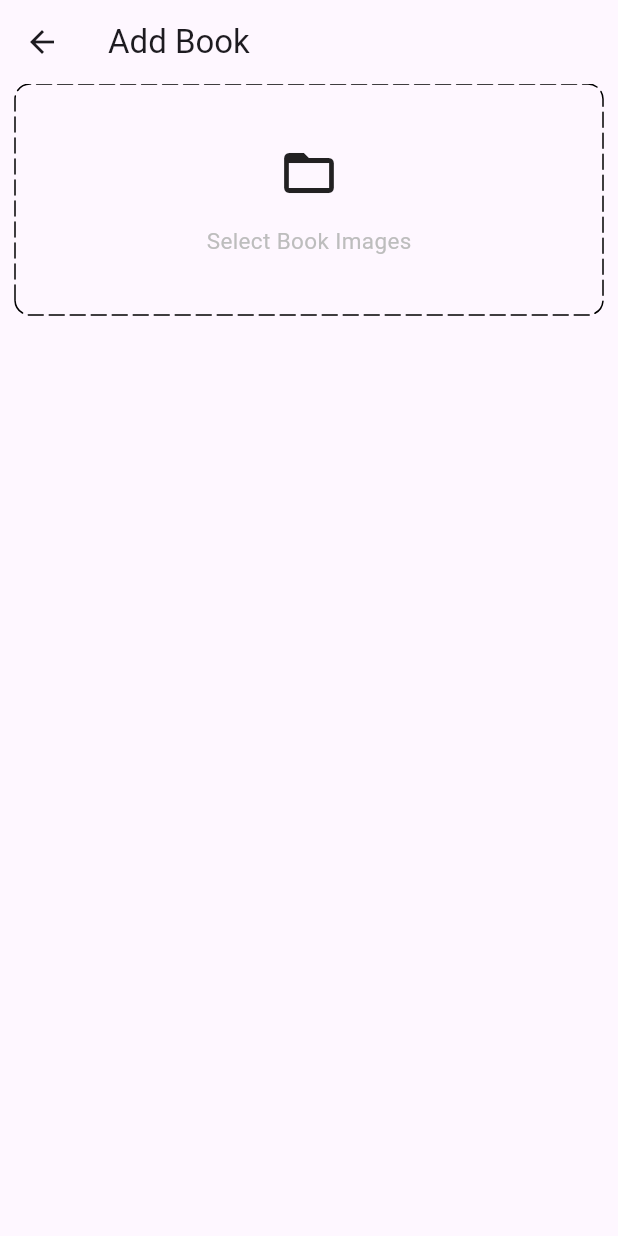
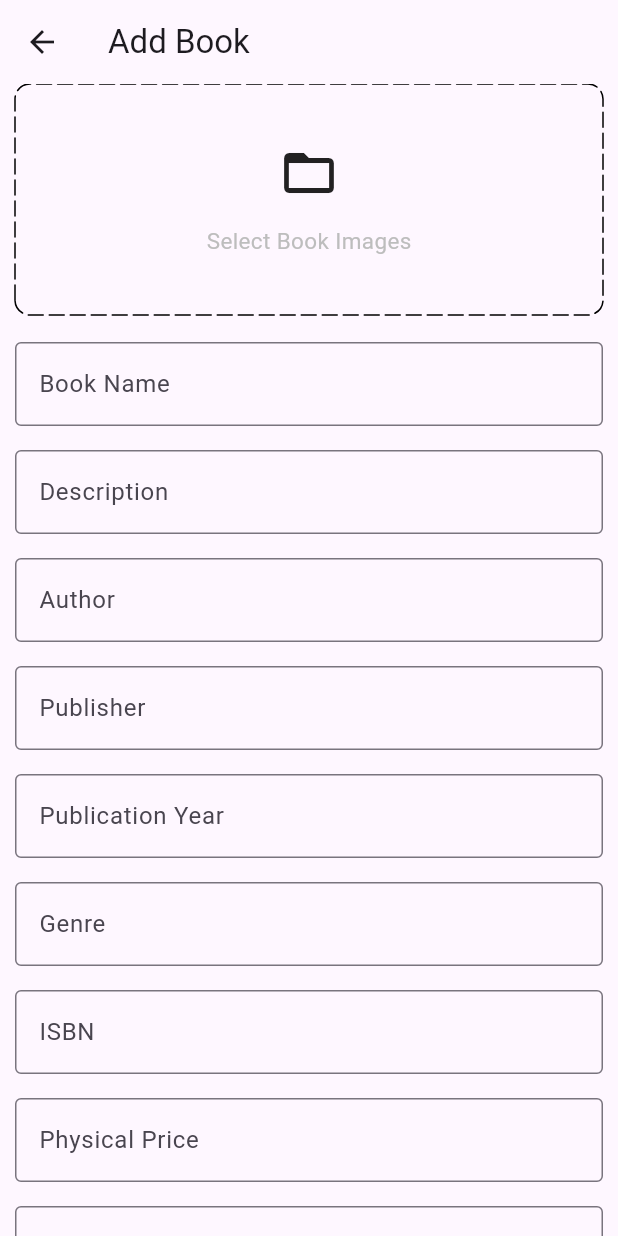
Before and after one commit to JayGandhi1709/Book-Heaven-App, a Flutter app: the AddBookScreen screen opened directly, on a phone screen of 412 x 824 dp. Run offline on Flutter 3.47's test engine with Material 3 defaults, Android fonts, the phone set to English and light mode, and no system bars; drawn by our look-alikes of dotted_border; our stand-ins replace cached_network_image, carousel_slider, file_picker, get, get_storage, shared_preferences; accounts and stored records are empty; network calls fail.

Commit message:
View Books user side

```diff
--- /dev/null
+++ b/lib/common/custom_text_form_field.dart
@@ -0,0 +1,42 @@
+import 'package:flutter/material.dart';
+
+class CustomTextFormField extends StatelessWidget {
+  final String labelText;
+  final String? hintText;
+  final String? Function(String?)? validator;
+  final TextEditingController? controller;
+  final TextInputType keyboardType;
+
+  const CustomTextFormField({
+    super.key,
+    required this.labelText,
+    this.hintText,
+    this.validator,
+    this.controller,
+    this.keyboardType = TextInputType.text, // Default to text input
+  });
+
+  @override
+  Widget build(BuildContext context) {
+    return Padding(
+      padding: const EdgeInsets.symmetric(vertical: 8),
+      child: TextFormField(
+        controller: controller,
+        keyboardType: keyboardType,
+        decoration: InputDecoration(
+          labelText: labelText,
+          hintText: hintText ?? "Enter $labelText",
+          border: const OutlineInputBorder(),
+        ),
+        // validator: validator,
+        validator: validator ??
+            (value) {
+              if (value!.isEmpty) {
+                return "Please enter $labelText";
+              }
+              return null;
+            },
+      ),
+    );
+  }
+}
--- a/lib/core/data_provider.dart
+++ b/lib/core/data_provider.dart
@@ -25,7 +25,7 @@ class DataProvider extends GetxController {
 
   void onUserInit() {
     super.onInit();
-    // getAllBooks();
+    getAllBooks();
     getAllCarousels();
   }
 
@@ -56,7 +56,7 @@ class DataProvider extends GetxController {
 
   Future<List<User>> getAllBooks({bool showSnake = false}) async {
     try {
-      Response response = await httpService.get(endpointUrl: "admin/books");
+      Response response = await httpService.get(endpointUrl: "books");
       if (response.isOk) {
         ApiResponse<List<Book>> apiResponse = ApiResponse<List<Book>>.fromJson(
           response.body,
@@ -65,6 +65,7 @@ class DataProvider extends GetxController {
 
         if (apiResponse.success) {
           _allBooks.assignAll(apiResponse.data ?? []);
+
           showSnake ? showSnackBar("Fetched all users", MsgType.success) : null;
         } else {
           showSnake
--- a/lib/main.dart
+++ b/lib/main.dart
@@ -1,12 +1,14 @@
+// import 'package:book_heaven/screens/admin/book/add_book_screen.dart';
 import 'package:flutter/material.dart';
 import 'package:get/get.dart';
 
 import 'package:book_heaven/screens/auth/splash_screen.dart';
 import 'package:book_heaven/utility/locale.dart';
 import 'package:book_heaven/utility/theme.dart';
+import 'package:get_storage/get_storage.dart';
 
 void main() async {
-  // await GetStorage.init();
+  await GetStorage.init();
   runApp(const MyApp());
 }
 
@@ -39,6 +41,7 @@ class MyApp extends StatelessWidget {
       //       : LoginScreen(),
       // ));
       home: const SplashScreen(),
+      // home: const AddBookScreen(),
     );
   }
 }
--- a/lib/screens/admin/book/add_book_screen.dart
+++ b/lib/screens/admin/book/add_book_screen.dart
@@ -1,8 +1,24 @@
+import 'package:book_heaven/common/custom_text_form_field.dart';
 import 'package:dotted_border/dotted_border.dart';
 import 'package:flutter/material.dart';
 
-class AddBookScreen extends StatelessWidget {
+class AddBookScreen extends StatefulWidget {
   const AddBookScreen({super.key});
+
+  @override
+  State<AddBookScreen> createState() => _AddBookScreenState();
+}
+
+class _AddBookScreenState extends State<AddBookScreen> {
+  void addCarousel() {
+    // context.carouselServices.addCarousel(_image!, _title.text, _desc.text,
+    //     context.dataProvider.allCarousels.length + 1);
+  }
+
+  // controllers
+  // final TextEditingController _title = TextEditingController();
+  // final TextEditingController _desc = TextEditingController();
+  // File? _image;
 
   @override
   Widget build(BuildContext context) {
@@ -48,6 +64,39 @@ class AddBookScreen extends StatelessWidget {
                       ),
                     ),
                   ),
+                  const SizedBox(height: 10),
+                  const CustomTextFormField(labelText: "Book Name"),
+                  const CustomTextFormField(labelText: "Description"),
+                  const CustomTextFormField(labelText: "Author"),
+                  // publisher
+                  const CustomTextFormField(labelText: "Publisher"),
+                  //                       Integer publicationYear;
+                  const CustomTextFormField(labelText: "Publication Year"),
+                  // List<String> genre;
+                  const CustomTextFormField(labelText: "Genre"),
+                  // String isbn;
+                  const CustomTextFormField(labelText: "ISBN"),
+                  // Integer physicalPrice;
+                  const CustomTextFormField(labelText: "Physical Price"),
+                  // Integer digitalPrice;
+                  const CustomTextFormField(labelText: "Digital Price"),
+                  // String page;
+                  const CustomTextFormField(labelText: "Page"),
+                  // String language;
+                  const CustomTextFormField(labelText: "Language"),
+                  // String pdfUrl;
+                  const CustomTextFormField(labelText: "PDF URL"),
+                  const SizedBox(height: 20),
+                  ElevatedButton.icon(
+                    onPressed: () {},
+                    icon: const Icon(Icons.add),
+                    label: const Text("Add"),
+                    style: ElevatedButton.styleFrom(
+                      shape: RoundedRectangleBorder(
+                        borderRadius: BorderRadius.circular(10),
+                      ),
+                    ),
+                  ),
                 ],
               ),
             ),
--- /dev/null
+++ b/lib/screens/user/favorite/favorite_controller.dart
@@ -0,0 +1,42 @@
+import 'dart:developer';
+
+import 'package:book_heaven/models/api_response.dart';
+import 'package:book_heaven/models/book.dart';
+import 'package:book_heaven/services/http_services.dart';
+import 'package:get/get.dart';
+import 'package:get_storage/get_storage.dart';
+
+class FavoriteController extends GetxController {
+  HttpService httpService = HttpService();
+  final favoriteBox = GetStorage("favorite");
+
+  final RxList<Book> _allFavoriteBooks = <Book>[].obs;
+  List<Book> get allFavoriteBooks => _allFavoriteBooks;
+
+  @override
+  void onInit() {
+    super.onInit();
+    getAllFavoriteBooks();
+  }
+
+  // store in get storage and get all favorite books
+  Future<void> getAllFavoriteBooks() async {
+    _allFavoriteBooks.clear();
+    favoriteBox.getKeys().forEach((key) {
+      var book = Book.fromJson(favoriteBox.read(key));
+      _allFavoriteBooks.add(book);
+    });
+  }
+
+  void addRemoveFavorite(Book book) {
+    if (_allFavoriteBooks.contains(book)) {
+      favoriteBox.remove(book.id.toString());
+      _allFavoriteBooks.remove(book);
+    } else {
+      favoriteBox.write(book.id.toString(), book.toJson());
+      _allFavoriteBooks.add(book);
+    }
+    log(_allFavoriteBooks.length.toString());
+    update();
+  }
+}
--- a/lib/utility/extensions.dart
+++ b/lib/utility/extensions.dart
@@ -2,6 +2,7 @@ import 'package:book_heaven/core/data_provider.dart';
 import 'package:book_heaven/screens/admin/carousel/carousel_services.dart';
 import 'package:book_heaven/screens/admin/dashboard/dashboard_provider.dart';
 import 'package:book_heaven/screens/auth/provider/user_provider.dart';
+import 'package:book_heaven/screens/user/favorite/favorite_controller.dart';
 import 'package:get/get.dart';
 
 // import '../screen/login_screen/provider/user_provider.dart';
@@ -21,6 +22,7 @@ extension Providers on BuildContext {
   DataProvider get dataProvider => Get.put(DataProvider());
   CarouselServices get carouselServices =>
       Get.put(CarouselServices(dataProvider));
+  FavoriteController get favoriteController => Get.put(FavoriteController());
   // DataProvider get dataProvider => Provider.of<DataProvider>(this, listen: false);
   // ProductByCategoryProvider get proByCProvider => Provider.of<ProductByCategoryProvider>(this, listen: false);
   // ProductDetailProvider get proDetailProvider => Provider.of<ProductDetailProvider>(this, listen: false);
```
Also changed, not shown: lib/screens/admin/book/book_controller.dart (added, +63 -0 lines), lib/screens/main_home_screen.dart (+28 -12 lines), lib/screens/user/book/view_book.dart (added, +181 -0 lines), lib/screens/user/favorite/favorite_screen.dart (+56 -5 lines), lib/screens/user/home/home_screen.dart (+77 -56 lines).
